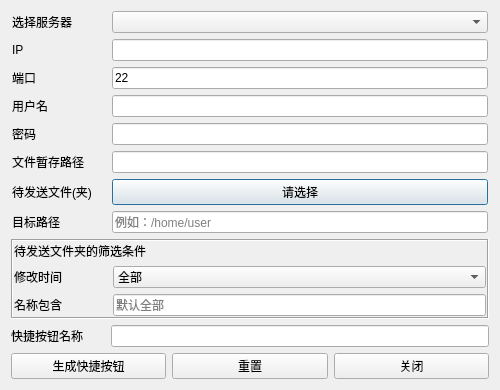
Qt form UI/send_files_dlg.ui (xingqi-git/OneClick) before a commit.
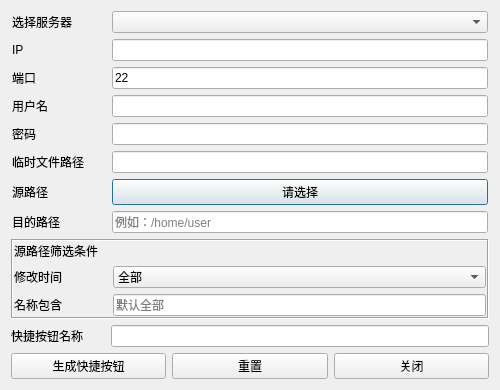
The same form after that commit.

Commit message:
丰富了发送文件功能
1.支持批量发送
2.增加了筛选条件

The edit to the form file:
```diff
--- a/UI/send_files_dlg.ui
+++ b/UI/send_files_dlg.ui
@@ -91,7 +91,7 @@
      <item row="5" column="0">
       <widget class="QLabel" name="label_workdir">
        <property name="text">
-        <string>文件暂存路径</string>
+        <string>临时文件路径</string>
        </property>
       </widget>
      </item>
@@ -102,7 +102,7 @@
      <item row="6" column="0">
       <widget class="QLabel" name="label_7">
        <property name="text">
-        <string>待发送文件(夹)</string>
+        <string>源路径</string>
        </property>
       </widget>
      </item>
@@ -119,7 +119,7 @@
      <item row="7" column="0">
       <widget class="QLabel" name="label_10">
        <property name="text">
-        <string>目标路径</string>
+        <string>目的路径</string>
        </property>
       </widget>
      </item>
@@ -168,7 +168,7 @@
       <item row="0" column="0" colspan="2">
        <widget class="QLabel" name="label_12">
         <property name="text">
-         <string>待发送文件夹的筛选条件</string>
+         <string>源路径筛选条件</string>
         </property>
        </widget>
       </item>
```
Left out of the diff: 15 changed lines with no effect on the pictures. The commit also changes 17 other files.
